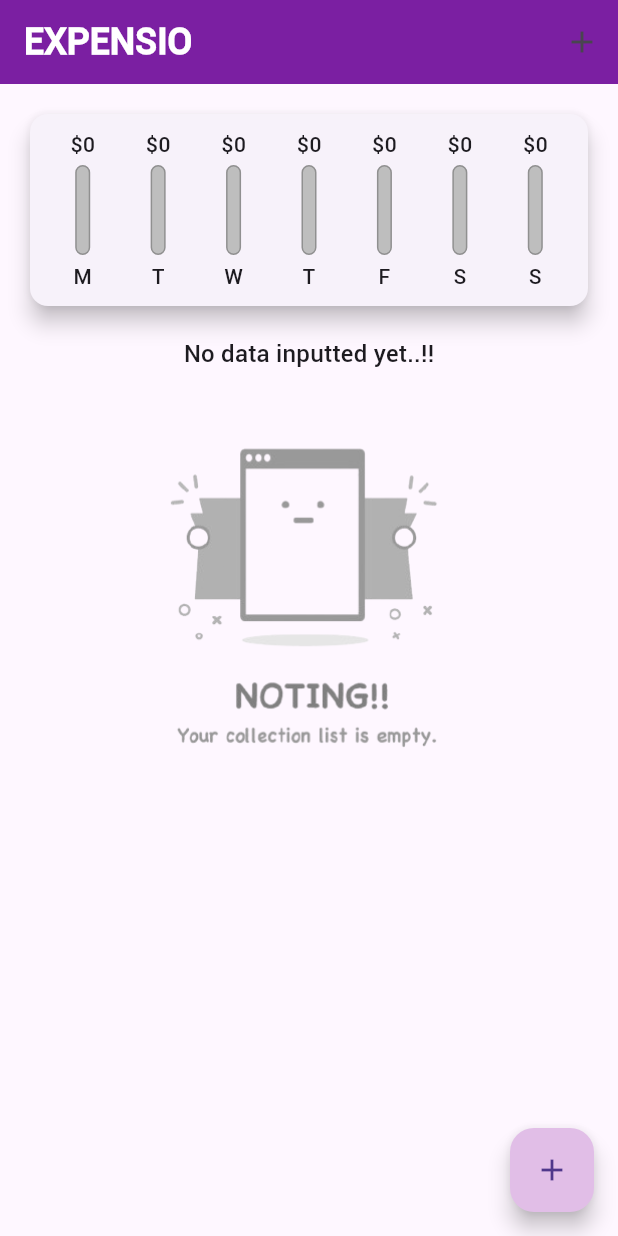
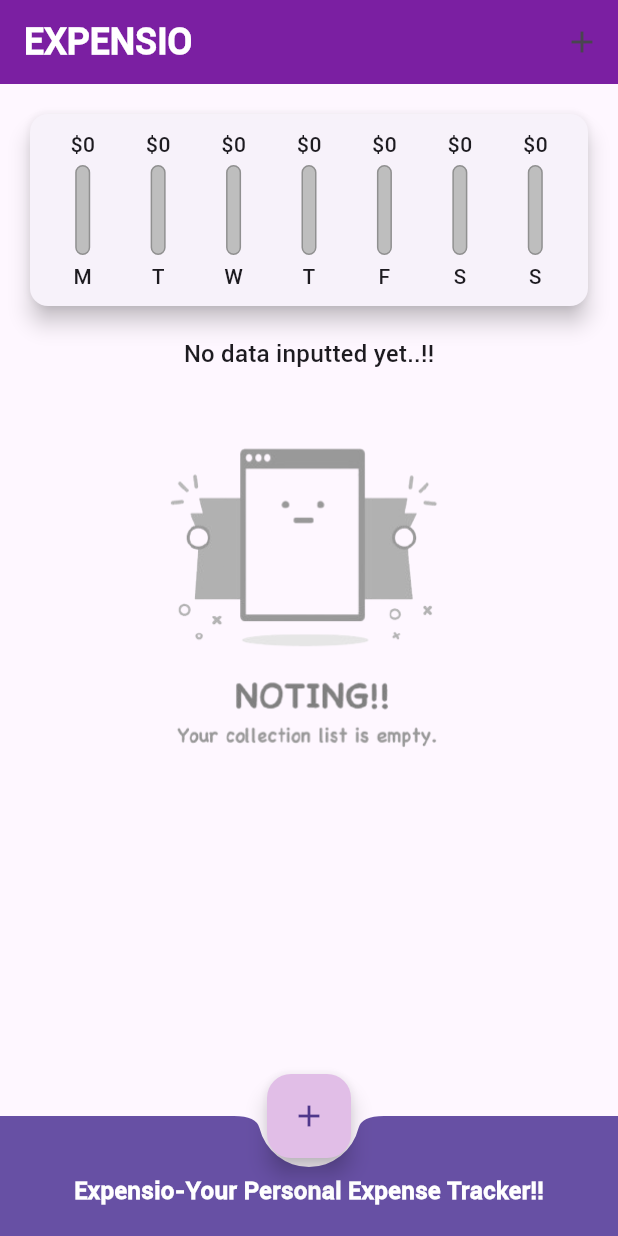
Before and after one commit to Pratyush-who/Expensio, a Flutter app: the screen it shows after launch, on a phone screen of 412 x 824 dp. Run offline on Flutter 3.47's test engine with Material 3 defaults, Android fonts, the phone set to English and light mode, and no system bars; Roboto replaces fonts that are missing (OldLondon, Roboto-Medium).

Commit message:
Final Changes

```diff
--- a/lib/main.dart
+++ b/lib/main.dart
@@ -123,7 +123,7 @@ class _MyHomePageState extends State<MyHomePage> {
           crossAxisAlignment: CrossAxisAlignment.stretch,
           children: [
             Chart(_recentTransaction),
-            Transaction_List(_userTransaction,deleteTransaction),
+            Transaction_List(_userTransaction, deleteTransaction),
           ],
         ),
       ),
@@ -132,6 +132,28 @@ class _MyHomePageState extends State<MyHomePage> {
         onPressed: () => startAddNewTransaction(context),
         child: const Icon(Icons.add),
       ),
+      floatingActionButtonLocation: FloatingActionButtonLocation.centerDocked,
+      bottomNavigationBar: BottomAppBar(
+        color: Theme.of(context).primaryColor,
+        shape: const CircularNotchedRectangle(),
+        notchMargin: 6.0,
+        child: SizedBox(
+          height: 60,
+          child: Center(
+            child: Container(
+              padding: const EdgeInsets.only(top: 20),
+              child: Text(
+                'Expensio-Your Personal Expense Tracker!!',
+                style: TextStyle(
+                  color: Colors.white,
+                  fontSize: 16,
+                  fontWeight: FontWeight.bold,
+                ),
+              ),
+            ),
+          ),
+        ),
+      ),
     );
   }
 }
```
